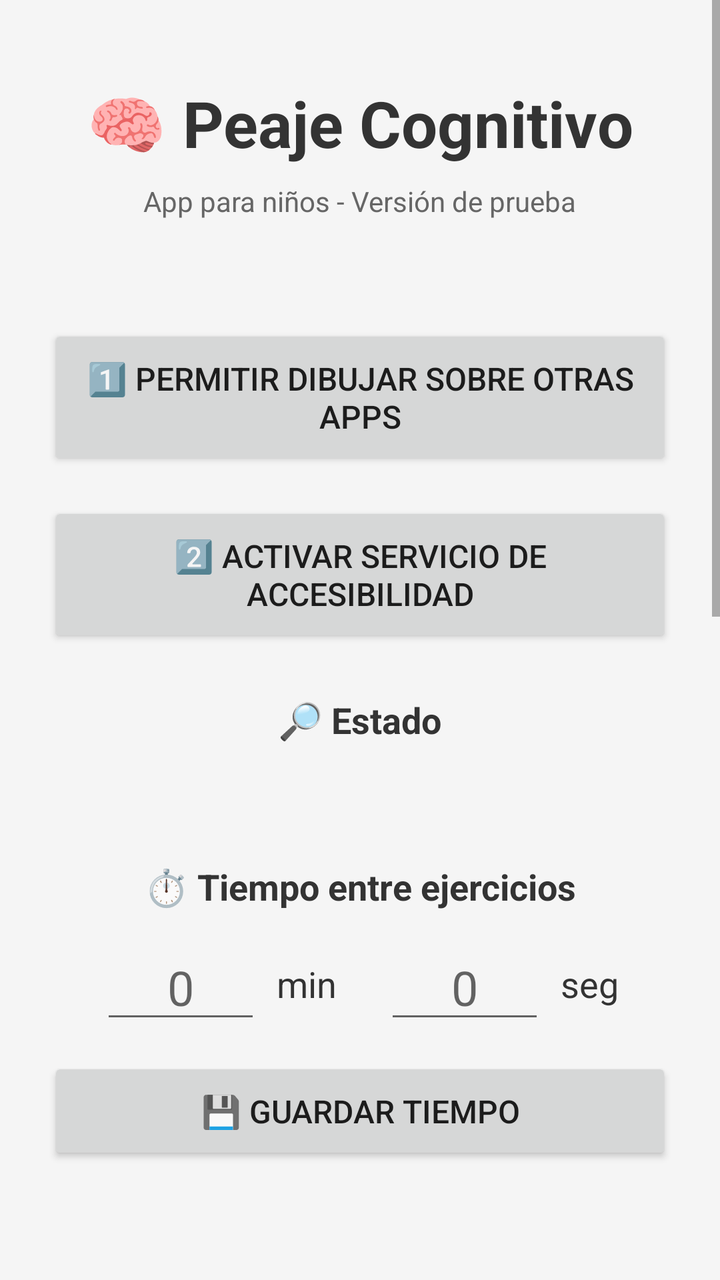
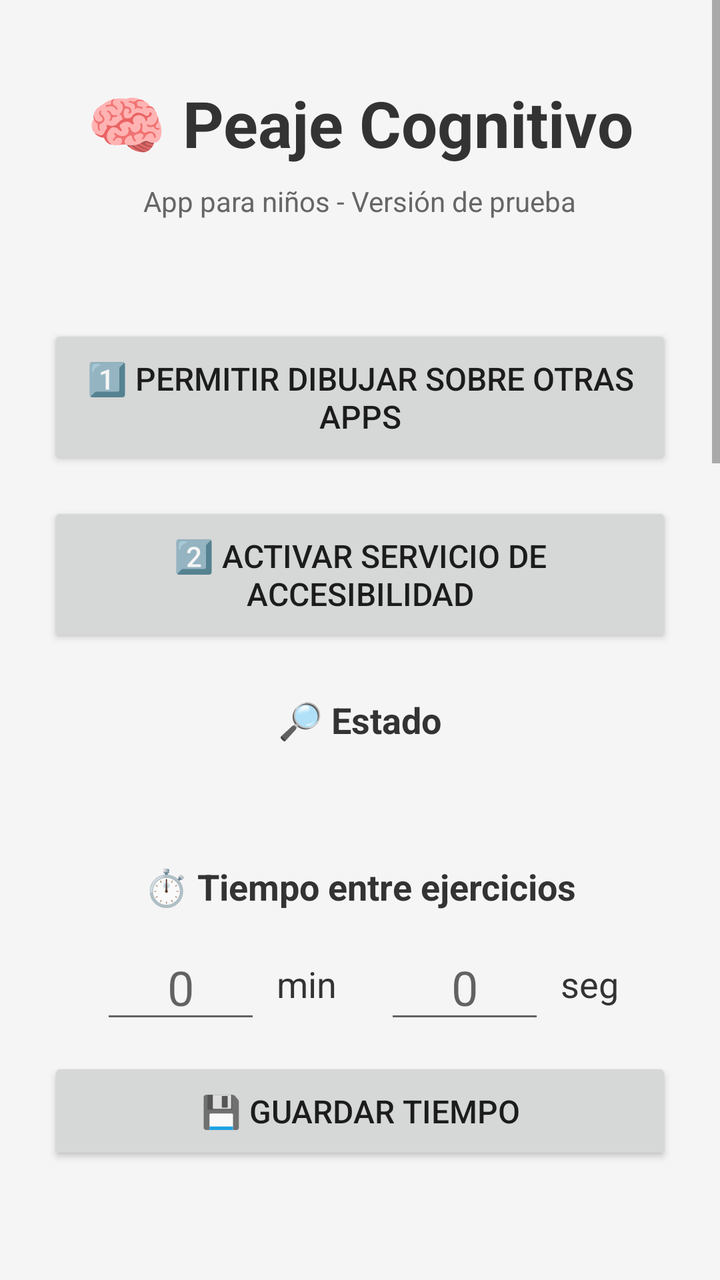

Screens rendered from an Android XML layout before and after an edit, with the pre-edit source and the edit as a unified diff.
<!-- AndroidManifest.xml: application theme Theme.AppCompat.Light.DarkActionBar -->
<!-- res/layout/activity_main.xml -->
<?xml version="1.0" encoding="utf-8"?>
<ScrollView xmlns:android="http://schemas.android.com/apk/res/android"
    android:layout_width="match_parent"
    android:layout_height="match_parent"
    android:background="#F5F5F5"
    android:fillViewport="true">

    <LinearLayout
        android:layout_width="match_parent"
        android:layout_height="wrap_content"
        android:gravity="center_horizontal"
        android:orientation="vertical"
        android:padding="24dp">

        <TextView
            android:layout_width="wrap_content"
            android:layout_height="wrap_content"
            android:layout_marginTop="16dp"
            android:layout_marginBottom="8dp"
            android:text="🧠 Peaje Cognitivo"
            android:textColor="#333"
            android:textSize="32sp"
            android:textStyle="bold" />

        <TextView
            android:layout_width="wrap_content"
            android:layout_height="wrap_content"
            android:layout_marginBottom="4dp"
            android:text="App para niños - Versión de prueba"
            android:textColor="#666"
            android:textSize="14sp" />

        <TextView
            android:id="@+id/tvVersion"
            android:layout_width="wrap_content"
            android:layout_height="wrap_content"
            android:layout_marginBottom="32dp"
            android:textColor="#999"
            android:textSize="12sp" />

        <Button
            android:id="@+id/btnEnableOverlay"
            android:layout_width="match_parent"
            android:layout_height="wrap_content"
            android:padding="16dp"
            android:text="1️⃣ Permitir dibujar sobre otras apps"
            android:textSize="16sp" />

        <Button
            android:id="@+id/btnEnableAccessibility"
            android:layout_width="match_parent"
            android:layout_height="wrap_content"
            android:layout_marginTop="16dp"
            android:padding="16dp"
            android:text="2️⃣ Activar servicio de accesibilidad"
            android:textSize="16sp" />

        
        <TextView
            android:layout_width="wrap_content"
            android:layout_height="wrap_content"
            android:layout_marginTop="24dp"
            android:text="🔎 Estado"
            android:textColor="#333"
            android:textSize="18sp"
            android:textStyle="bold" />

        <TextView
            android:id="@+id/tvEstado"
            android:layout_width="wrap_content"
            android:layout_height="wrap_content"
            android:layout_marginTop="8dp"
            android:lineSpacingMultiplier="1.2"
            android:textColor="#444"
            android:textSize="14sp" />

        <TextView
            android:layout_width="wrap_content"
            android:layout_height="wrap_content"
            android:layout_marginTop="32dp"
            android:text="⏱️ Tiempo entre ejercicios"
            android:textColor="#333"
            android:textSize="18sp"
            android:textStyle="bold" />

        <LinearLayout
            android:layout_width="wrap_content"
            android:layout_height="wrap_content"
            android:layout_marginTop="12dp"
            android:gravity="center_vertical"
            android:orientation="horizontal">

            <EditText
                android:id="@+id/etMinutes"
                android:layout_width="80dp"
                android:layout_height="wrap_content"
                android:gravity="center"
                android:hint="0"
                android:importantForAutofill="no"
                android:inputType="number"
                android:maxLength="3"
                android:textSize="24sp" />

            <TextView
                android:layout_width="wrap_content"
                android:layout_height="wrap_content"
                android:layout_marginStart="8dp"
                android:layout_marginEnd="24dp"
                android:text="min"
                android:textColor="#333"
                android:textSize="18sp" />

            <EditText
                android:id="@+id/etSeconds"
                android:layout_width="80dp"
                android:layout_height="wrap_content"
                android:gravity="center"
                android:hint="0"
                android:importantForAutofill="no"
                android:inputType="number"
                android:maxLength="2"
                android:textSize="24sp" />

            <TextView
                android:layout_width="wrap_content"
                android:layout_height="wrap_content"
                android:layout_marginStart="8dp"
                android:text="seg"
                android:textColor="#333"
                android:textSize="18sp" />
        </LinearLayout>

        <Button
            android:id="@+id/btnSaveInterval"
            android:layout_width="match_parent"
            android:layout_height="wrap_content"
            android:layout_marginTop="12dp"
            android:padding="16dp"
            android:text="💾 Guardar tiempo"
            android:textSize="16sp" />

        <TextView
            android:id="@+id/tvIntervalCurrent"
            android:layout_width="wrap_content"
            android:layout_height="wrap_content"
            android:layout_marginTop="8dp"
            android:textColor="#666"
            android:textSize="14sp" />

        <TextView
            android:layout_width="wrap_content"
            android:layout_height="wrap_content"
            android:layout_marginTop="32dp"
            android:text="🎯 Tipos de ejercicio"
            android:textColor="#333"
            android:textSize="18sp"
            android:textStyle="bold" />

        <CheckBox
            android:id="@+id/cbSuma"
            android:layout_width="wrap_content"
            android:layout_height="wrap_content"
            android:layout_marginTop="4dp"
            android:text="➕ Sumas (con dibujos)"
            android:textSize="16sp" />

        <CheckBox
            android:id="@+id/cbResta"
            android:layout_width="wrap_content"
            android:layout_height="wrap_content"
            android:text="➖ Restas (con dibujos)"
            android:textSize="16sp" />

        <CheckBox
            android:id="@+id/cbAnimales"
            android:layout_width="wrap_content"
            android:layout_height="wrap_content"
            android:text="🐶 Animales"
            android:textSize="16sp" />

        <CheckBox
            android:id="@+id/cbObjetos"
            android:layout_width="wrap_content"
            android:layout_height="wrap_content"
            android:text="🎈 Objetos"
            android:textSize="16sp" />

        <CheckBox
            android:id="@+id/cbEmociones"
            android:layout_width="wrap_content"
            android:layout_height="wrap_content"
            android:text="😊 Emociones (caras)"
            android:textSize="16sp" />

        <TextView
            android:layout_width="wrap_content"
            android:layout_height="wrap_content"
            android:layout_marginTop="4dp"
            android:gravity="center"
            android:text="Si marcás varios, salen mezclados."
            android:textColor="#888"
            android:textSize="12sp" />

        <CheckBox
            android:id="@+id/cbVoz"
            android:layout_width="wrap_content"
            android:layout_height="wrap_content"
            android:layout_marginTop="24dp"
            android:text="🔊 Leer el ejercicio en voz alta"
            android:textSize="16sp" />

        <Button
            android:id="@+id/btnPin"
            android:layout_width="match_parent"
            android:layout_height="wrap_content"
            android:layout_marginTop="16dp"
            android:padding="16dp"
            android:text="🔒 PIN de padres"
            android:textSize="16sp" />

        <Button
            android:id="@+id/btnTestOverlay"
            android:layout_width="match_parent"
            android:layout_height="wrap_content"
            android:layout_marginTop="32dp"
            android:backgroundTint="#4CAF50"
            android:padding="16dp"
            android:text="🧪 Probar overlay ahora"
            android:textSize="16sp" />

        <Button
            android:id="@+id/btnVerRegistro"
            android:layout_width="match_parent"
            android:layout_height="wrap_content"
            android:layout_marginTop="16dp"
            android:padding="16dp"
            android:text="📋 Ver registro (diagnóstico)"
            android:textSize="16sp" />

        <TextView
            android:layout_width="wrap_content"
            android:layout_height="wrap_content"
            android:layout_marginTop="32dp"
            android:layout_marginBottom="16dp"
            android:gravity="center"
            android:lineSpacingMultiplier="1.3"
            android:text="Instrucciones:\n1. Dar los dos permisos arriba\n2. Elegir tiempo y tipos de ejercicio\n3. Abrir YouTube\n4. Esperar el tiempo elegido\n5. Aparecerá el ejercicio"
            android:textColor="#666"
            android:textSize="14sp" />

    </LinearLayout>
</ScrollView>
<!-- resources referenced by this layout -->
<resources>

</resources>

<!-- the commit's change to res/layout/activity_main.xml (unified diff, before → after) -->
@@ -192,6 +192,41 @@
             android:text="😊 Emociones (caras)"
             android:textSize="16sp" />
 
+        <CheckBox
+            android:id="@+id/cbLetras"
+            android:layout_width="wrap_content"
+            android:layout_height="wrap_content"
+            android:text="🔤 Letras"
+            android:textSize="16sp" />
+
+        <CheckBox
+            android:id="@+id/cbColores"
+            android:layout_width="wrap_content"
+            android:layout_height="wrap_content"
+            android:text="🎨 Colores"
+            android:textSize="16sp" />
+
+        <CheckBox
+            android:id="@+id/cbFormas"
+            android:layout_width="wrap_content"
+            android:layout_height="wrap_content"
+            android:text="🔷 Formas"
+            android:textSize="16sp" />
+
+        <CheckBox
+            android:id="@+id/cbContar"
+            android:layout_width="wrap_content"
+            android:layout_height="wrap_content"
+            android:text="🔢 Contar"
+            android:textSize="16sp" />
+
+        <CheckBox
+            android:id="@+id/cbSecuencias"
+            android:layout_width="wrap_content"
+            android:layout_height="wrap_content"
+            android:text="➡️ Secuencias de números"
+            android:textSize="16sp" />
+
         <TextView
             android:layout_width="wrap_content"
             android:layout_height="wrap_content"
@@ -200,6 +235,70 @@
             android:text="Si marcás varios, salen mezclados."
             android:textColor="#888"
             android:textSize="12sp" />
+
+        <TextView
+            android:layout_width="wrap_content"
+            android:layout_height="wrap_content"
+            android:layout_marginTop="24dp"
+            android:text="📈 Dificultad"
+            android:textColor="#333"
+            android:textSize="18sp"
+            android:textStyle="bold" />
+
+        <RadioGroup
+            android:id="@+id/rgNivel"
+            android:layout_width="wrap_content"
+            android:layout_height="wrap_content"
+            android:layout_marginTop="4dp"
+            android:orientation="vertical">
+
+            <RadioButton
+                android:id="@+id/rbNivel1"
+                android:layout_width="wrap_content"
+                android:layout_height="wrap_content"
+                android:text="Fácil"
+                android:textSize="16sp" />
+
+            <RadioButton
+                android:id="@+id/rbNivel2"
+                android:layout_width="wrap_content"
+                android:layout_height="wrap_content"
+                android:text="Medio"
+                android:textSize="16sp" />
+
+            <RadioButton
+                android:id="@+id/rbNivel3"
+                android:layout_width="wrap_content"
+                android:layout_height="wrap_content"
+                android:text="Difícil"
+                android:textSize="16sp" />
+        </RadioGroup>
+
+        <TextView
+            android:layout_width="wrap_content"
+            android:layout_height="wrap_content"
+            android:layout_marginTop="24dp"
+            android:text="📊 Progreso por tipo"
+            android:textColor="#333"
+            android:textSize="18sp"
+            android:textStyle="bold" />
+
+        <TextView
+            android:id="@+id/tvHistorial"
+            android:layout_width="wrap_content"
+            android:layout_height="wrap_content"
+            android:layout_marginTop="8dp"
+            android:lineSpacingMultiplier="1.2"
+            android:textColor="#444"
+            android:textSize="14sp" />
+
+        <Button
+            android:id="@+id/btnBorrarHistorial"
+            android:layout_width="match_parent"
+            android:layout_height="wrap_content"
+            android:layout_marginTop="8dp"
+            android:text="Borrar progreso"
+            android:textSize="14sp" />
 
         <CheckBox
             android:id="@+id/cbVoz"
